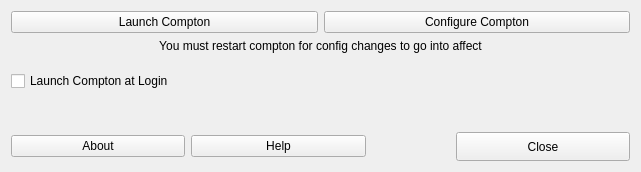
This is mxcompton.ui in MX-Linux/mx-compton as Qt 5 draws it before an edit. The edited form follows.
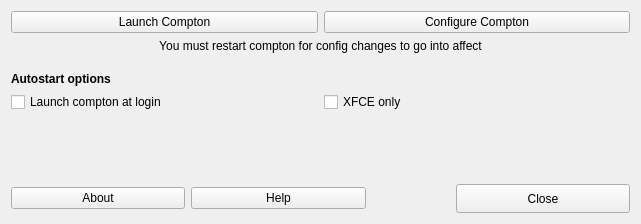
This is the edited form. Icons and pictures are not drawn.

Patch:
```diff
--- a/mxcompton.ui
+++ b/mxcompton.ui
@@ -7,7 +7,7 @@
     <x>0</x>
     <y>0</y>
     <width>641</width>
-    <height>172</height>
+    <height>224</height>
    </rect>
   </property>
   <property name="windowTitle">
@@ -46,7 +46,7 @@
         </property>
        </widget>
       </item>
-      <item row="2" column="0">
+      <item row="3" column="0">
        <spacer name="verticalSpacer">
         <property name="orientation">
          <enum>Qt::Vertical</enum>
@@ -57,15 +57,29 @@
         <property name="sizeHint" stdset="0">
          <size>
           <width>20</width>
-          <height>12</height>
+          <height>13</height>
          </size>
         </property>
        </spacer>
       </item>
-      <item row="3" column="0" colspan="2">
+      <item row="4" column="0">
+       <widget class="QLabel" name="label_2">
+        <property name="text">
+         <string>&lt;html&gt;&lt;head/&gt;&lt;body&gt;&lt;p&gt;&lt;span style=&quot; font-weight:600;&quot;&gt;Autostart options&lt;/span&gt;&lt;/p&gt;&lt;/body&gt;&lt;/html&gt;</string>
+        </property>
+       </widget>
+      </item>
+      <item row="5" column="0">
        <widget class="QCheckBox" name="checkBoxautostart">
         <property name="text">
-         <string>Launch Compton at Login</string>
+         <string>Launch compton at login</string>
+        </property>
+       </widget>
+      </item>
+      <item row="5" column="1">
+       <widget class="QCheckBox" name="checkXFCEonly">
+        <property name="text">
+         <string>XFCE only</string>
         </property>
        </widget>
       </item>
```
Left out of the diff: 12 changed lines with no effect on the pictures.
